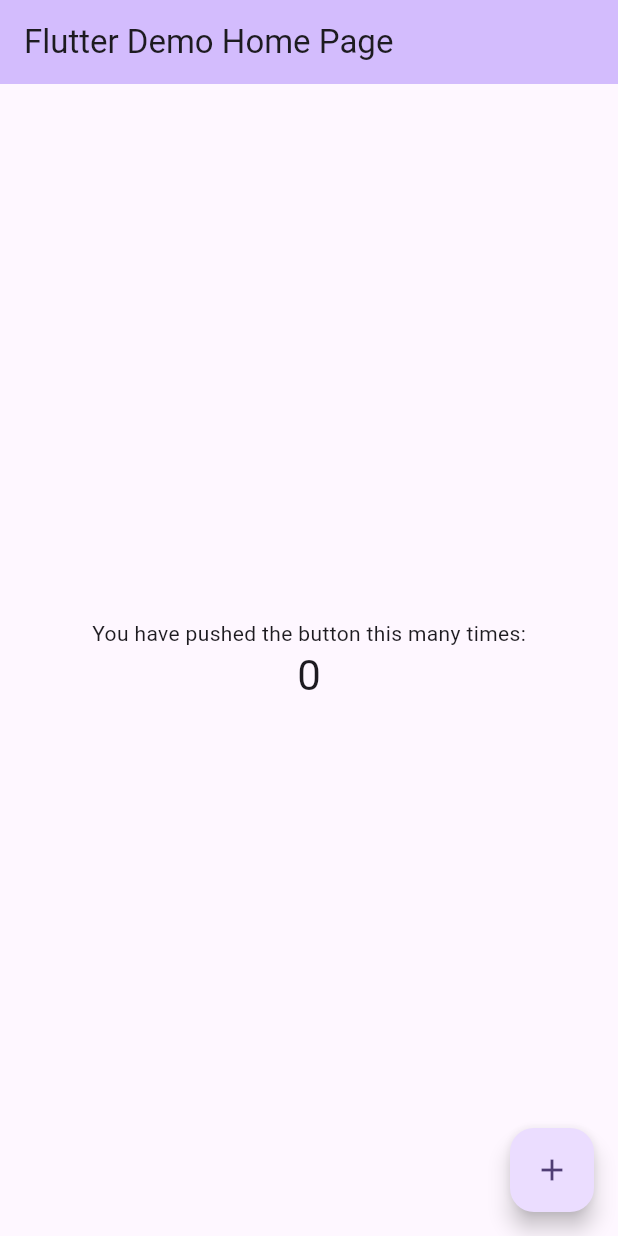
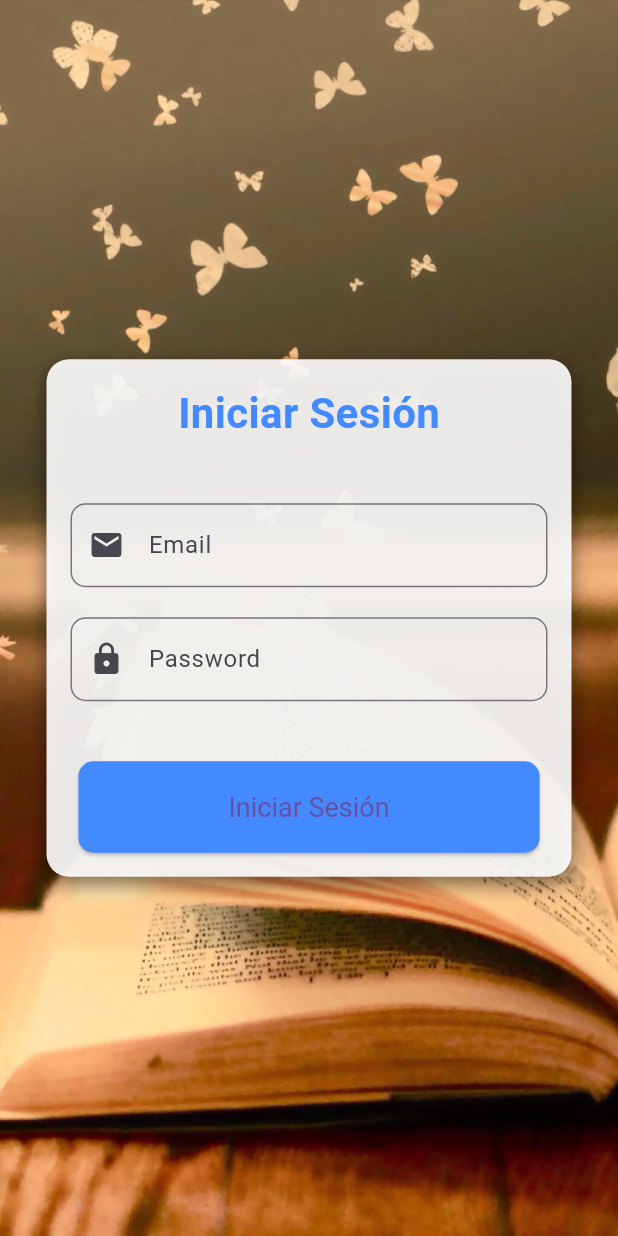
Before and after one commit to ISCOUTB/DH-NovelBook, a Flutter app: the screen it shows after launch, on a phone screen of 412 x 824 dp. Run offline on Flutter 3.47's test engine with Material 3 defaults, Android fonts, the phone set to English and light mode, and no system bars.

Commit message:
Ajuste iniciales

```diff
--- a/lib/main.dart
+++ b/lib/main.dart
@@ -1,125 +1,116 @@
+// main.dart
 import 'package:flutter/material.dart';
+import 'panel.dart';
 
-void main() {
-  runApp(const MyApp());
-}
+void main() => runApp(const MyApp());
 
 class MyApp extends StatelessWidget {
   const MyApp({super.key});
 
-  // This widget is the root of your application.
   @override
   Widget build(BuildContext context) {
     return MaterialApp(
-      title: 'Flutter Demo',
-      theme: ThemeData(
-        // This is the theme of your application.
-        //
-        // TRY THIS: Try running your application with "flutter run". You'll see
-        // the application has a purple toolbar. Then, without quitting the app,
-        // try changing the seedColor in the colorScheme below to Colors.green
-        // and then invoke "hot reload" (save your changes or press the "hot
-        // reload" button in a Flutter-supported IDE, or press "r" if you used
-        // the command line to start the app).
-        //
-        // Notice that the counter didn't reset back to zero; the application
-        // state is not lost during the reload. To reset the state, use hot
-        // restart instead.
-        //
-        // This works for code too, not just values: Most code changes can be
-        // tested with just a hot reload.
-        colorScheme: ColorScheme.fromSeed(seedColor: Colors.deepPurple),
-        useMaterial3: true,
-      ),
-      home: const MyHomePage(title: 'Flutter Demo Home Page'),
+      title: 'Login App',
+      theme: ThemeData(primarySwatch: Colors.blue),
+      home: LoginScreen(),  // Quita const aquí
     );
   }
 }
 
-class MyHomePage extends StatefulWidget {
-  const MyHomePage({super.key, required this.title});
+class LoginScreen extends StatelessWidget {
+  final TextEditingController _emailController = TextEditingController();
+  final TextEditingController _passwordController = TextEditingController();
 
-  // This widget is the home page of your application. It is stateful, meaning
-  // that it has a State object (defined below) that contains fields that affect
-  // how it looks.
-
-  // This class is the configuration for the state. It holds the values (in this
-  // case the title) provided by the parent (in this case the App widget) and
-  // used by the build method of the State. Fields in a Widget subclass are
-  // always marked "final".
-
-  final String title;
-
-  @override
-  State<MyHomePage> createState() => _MyHomePageState();
-}
-
-class _MyHomePageState extends State<MyHomePage> {
-  int _counter = 0;
-
-  void _incrementCounter() {
-    setState(() {
-      // This call to setState tells the Flutter framework that something has
-      // changed in this State, which causes it to rerun the build method below
-      // so that the display can reflect the updated values. If we changed
-      // _counter without calling setState(), then the build method would not be
-      // called again, and so nothing would appear to happen.
-      _counter++;
-    });
-  }
+  LoginScreen({super.key}); // Quita const aquí
 
   @override
   Widget build(BuildContext context) {
-    // This method is rerun every time setState is called, for instance as done
-    // by the _incrementCounter method above.
-    //
-    // The Flutter framework has been optimized to make rerunning build methods
-    // fast, so that you can just rebuild anything that needs updating rather
-    // than having to individually change instances of widgets.
     return Scaffold(
-      appBar: AppBar(
-        // TRY THIS: Try changing the color here to a specific color (to
-        // Colors.amber, perhaps?) and trigger a hot reload to see the AppBar
-        // change color while the other colors stay the same.
-        backgroundColor: Theme.of(context).colorScheme.inversePrimary,
-        // Here we take the value from the MyHomePage object that was created by
-        // the App.build method, and use it to set our appbar title.
-        title: Text(widget.title),
+      body: Stack(
+        children: [
+          // Imagen de fondo
+          Container(
+            decoration: const BoxDecoration(
+              image: DecorationImage(
+                image: AssetImage('assets/images/fondo.jpeg'), // Asegúrate de que la ruta sea correcta
+                fit: BoxFit.cover,
               ),
-      body: Center(
-        // Center is a layout widget. It takes a single child and positions it
-        // in the middle of the parent.
+            ),
+          ),
+          Center(
+            child: Container(
+              width: 350,
+              padding: const EdgeInsets.all(16.0),
+              decoration: BoxDecoration(
+                color: Colors.white.withOpacity(0.9),
+                borderRadius: BorderRadius.circular(15.0),
+                boxShadow: [
+                  BoxShadow(
+                    color: Colors.black.withOpacity(0.5),
+                    blurRadius: 10,
+                    offset: const Offset(0, 5),
+                  ),
+                ],
+              ),
               child: Column(
-          // Column is also a layout widget. It takes a list of children and
-          // arranges them vertically. By default, it sizes itself to fit its
-          // children horizontally, and tries to be as tall as its parent.
-          //
-          // Column has various properties to control how it sizes itself and
-          // how it positions its children. Here we use mainAxisAlignment to
-          // center the children vertically; the main axis here is the vertical
-          // axis because Columns are vertical (the cross axis would be
-          // horizontal).
-          //
-          // TRY THIS: Invoke "debug painting" (choose the "Toggle Debug Paint"
-          // action in the IDE, or press "p" in the console), to see the
-          // wireframe for each widget.
-          mainAxisAlignment: MainAxisAlignment.center,
-          children: <Widget>[
+                mainAxisSize: MainAxisSize.min,
+                children: [
                   const Text(
-              'You have pushed the button this many times:',
+                    'Iniciar Sesión',
+                    style: TextStyle(
+                      fontSize: 28,
+                      fontWeight: FontWeight.bold,
+                      color: Colors.blueAccent,
                     ),
-            Text(
-              '$_counter',
-              style: Theme.of(context).textTheme.headlineMedium,
+                  ),
+                  const SizedBox(height: 40),
+                  TextField(
+                    controller: _emailController,
+                    decoration: InputDecoration(
+                      labelText: 'Email',
+                      border: OutlineInputBorder(
+                        borderRadius: BorderRadius.circular(10.0),
+                      ),
+                      prefixIcon: const Icon(Icons.email),
+                    ),
+                  ),
+                  const SizedBox(height: 20),
+                  TextField(
+                    controller: _passwordController,
+                    decoration: InputDecoration(
+                      labelText: 'Password',
+                      border: OutlineInputBorder(
+                        borderRadius: BorderRadius.circular(10.0),
+                      ),
+                      prefixIcon: const Icon(Icons.lock),
+                    ),
+                    obscureText: true,
+                  ),
+                  const SizedBox(height: 40),
+                  ElevatedButton(
+                    onPressed: () {
+                      // Navega al Panel Principal
+                      Navigator.pushReplacement(
+                        context,
+                        MaterialPageRoute(builder: (context) => const Panel()),
+                      );
+                    },
+                    style: ElevatedButton.styleFrom(
+                      backgroundColor: Colors.blueAccent,
+                      padding: const EdgeInsets.symmetric(horizontal: 100, vertical: 20),
+                      textStyle: const TextStyle(fontSize: 18),
+                      shape: RoundedRectangleBorder(
+                        borderRadius: BorderRadius.circular(10.0),
+                      ),
+                    ),
+                    child: const Text('Iniciar Sesión'),
                   ),
                 ],
               ),
             ),
-      floatingActionButton: FloatingActionButton(
-        onPressed: _incrementCounter,
-        tooltip: 'Increment',
-        child: const Icon(Icons.add),
-      ), // This trailing comma makes auto-formatting nicer for build methods.
+          ),
+        ],
+      ),
     );
   }
 }
--- a/pubspec.yaml
+++ b/pubspec.yaml
@@ -59,8 +59,10 @@ flutter:
   uses-material-design: true
 
   # To add assets to your application, add an assets section, like this:
-  # assets:
-  #   - images/a_dot_burr.jpeg
+  assets:
+    - assets/images/logo.jpeg  # Asegúrate de que esta línea esté presente y correctamente indentada
+    - assets/images/fondo.jpeg
+
   #   - images/a_dot_ham.jpeg
 
   # An image asset can refer to one or more resolution-specific "variants", see
```
Also changed, not shown: lib/agregar_libro_page.dart (added, +13 -0 lines), lib/inicio_page.dart (added, +15 -0 lines), lib/lecturas_page.dart (added, +13 -0 lines), lib/panel.dart (added, +59 -0 lines), lib/perfil_page.dart (added, +13 -0 lines), assets/images/fondo.jpeg (added), assets/images/fondo.jpg (added), assets/images/logo.jpeg (added), 1 other file. Lines whose indentation alone changed are shown as unchanged.
